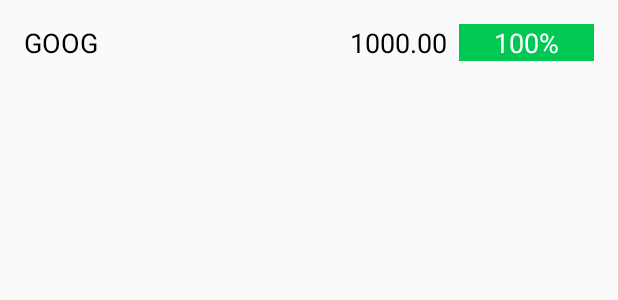
After one commit to suryachintu/StockHawk, an Android app: the layout widget_list_item.xml on its own in the app's theme, with its tools: preview values and no code run, on a phone screen of 412 x 824 dp. The commit adds this screen. Shown: the top 300 px of the screen. Run offline under Robolectric (Android 15) with nearby library versions, the phone set to English and light mode, and no system bars.

Commit message:
Add widget remove bugs while implementing widgets finished according to comment#4

```diff
--- a/app/src/main/AndroidManifest.xml
+++ b/app/src/main/AndroidManifest.xml
@@ -49,9 +49,10 @@
         </activity>
 
         <!--Widget-->
-        <receiver android:name="widget.StockAppWidgetProvider">
+        <receiver android:name=".widget.StockAppWidgetProvider">
             <intent-filter>
                 <action android:name="android.appwidget.action.APPWIDGET_UPDATE"/>
+                <action android:name="com.udacity.stockhawk.ACTION_DATA_UPDATED"/>
             </intent-filter>
             <meta-data
                 android:name="android.appwidget.provider"
--- a/app/src/main/java/com/udacity/stockhawk/ui/MainActivity.java
+++ b/app/src/main/java/com/udacity/stockhawk/ui/MainActivity.java
@@ -47,7 +47,7 @@ public class MainActivity extends AppCompatActivity implements LoaderManager.Loa
     public void onClick(String symbol) {
         Timber.d("Symbol clicked: %s", symbol);
         Intent intent = new Intent(MainActivity.this,DetailActivity.class);
-        intent.putExtra(SYMBOL_EXTRA,symbol);
+        intent.setData(Contract.Quote.makeUriForStock(symbol));
         startActivity(intent);
 
     }
--- /dev/null
+++ b/app/src/main/res/drawable/touch_selector.xml
@@ -0,0 +1,6 @@
+<?xml version="1.0" encoding="utf-8"?>
+<ripple xmlns:android="http://schemas.android.com/apk/res/android"
+    android:color="?attr/colorControlHighlight">
+    <item android:id="@android:id/mask" android:drawable="?android:colorBackground"/>
+    <item android:drawable="?android:colorBackground" />
+</ripple>
--- /dev/null
+++ b/app/src/main/res/layout/widget_list_item.xml
@@ -0,0 +1,46 @@
+<RelativeLayout xmlns:android="http://schemas.android.com/apk/res/android"
+    xmlns:tools="http://schemas.android.com/tools"
+    android:id="@+id/widget_list_item"
+    android:layout_width="match_parent"
+    android:layout_height="?android:attr/listPreferredItemHeight"
+    android:layout_margin="@dimen/default_margin">
+
+    <TextView
+        android:id="@+id/widget_symbol"
+        android:textAppearance="?android:textAppearanceMedium"
+        android:layout_width="wrap_content"
+        android:layout_height="wrap_content"
+        android:textColor="@android:color/black"
+        tools:text="GOOG" />
+
+    <LinearLayout
+        android:layout_alignParentEnd="true"
+        android:layout_width="wrap_content"
+        android:layout_height="wrap_content"
+        android:orientation="horizontal">
+
+        <TextView
+            android:id="@+id/widget_price"
+            android:textAppearance="?android:textAppearanceMedium"
+            android:layout_width="wrap_content"
+            android:layout_height="wrap_content"
+            android:gravity="end"
+            android:layout_marginEnd="@dimen/price_textview_margin"
+            android:textColor="@android:color/black"
+            tools:text="1000.00" />
+
+
+        <TextView
+            android:id="@+id/widget_change"
+            android:layout_width="@dimen/change_textview_width"
+            android:layout_height="wrap_content"
+            android:layout_gravity="end"
+            android:gravity="center"
+            android:textAppearance="?android:textAppearanceMedium"
+            android:background="@drawable/percent_change_pill_green"
+            android:textColor="@android:color/white"
+            tools:text="100%" />
+
+    </LinearLayout>
+
+</RelativeLayout>
--- a/app/src/main/res/values/arrays.xml
+++ b/app/src/main/res/values/arrays.xml
@@ -7,6 +7,7 @@
         <item>@string/default_stocks_facebook</item>
     </string-array>
 
+    <!--Used to plot based on 1W,1M,3M,6M,1Y-->
     <string-array name="sort_type">
         <item>@string/one_week_symbol</item>
         <item>@string/one_month_symbol</item>
--- a/app/src/main/res/values/dimens.xml
+++ b/app/src/main/res/values/dimens.xml
@@ -19,4 +19,5 @@
     <dimen name="widget_detail_min_resize_height">180dp</dimen>
     <dimen name="widget_detail_min_resize_width">220dp</dimen>
     <dimen name="widget_detail_default_width">250dp</dimen>
+    <dimen name="default_margin">16dp</dimen>
 </resources>
--- a/app/src/main/res/xml/stcok_app_widget_info.xml
+++ b/app/src/main/res/xml/stcok_app_widget_info.xml
@@ -7,6 +7,6 @@
     android:minResizeWidth="@dimen/widget_detail_min_resize_width"
     android:minWidth="@dimen/widget_detail_default_width"
     android:resizeMode="horizontal|vertical"
-    android:updatePeriodMillis="3600">
+    android:updatePeriodMillis="0">
 
 </appwidget-provider>
```
Also changed, not shown: app/src/main/java/com/udacity/stockhawk/ui/DetailActivity.java (+10 -6 lines), app/src/main/java/com/udacity/stockhawk/widget/StockAppWidgetProvider.java (+11 -11 lines), app/src/main/java/com/udacity/stockhawk/widget/StockWidgetRemoteViewService.java (+9 -15 lines), app/src/main/res/layout/stock_widget_layout.xml (+4 -3 lines), app/src/main/res/layout/stock_widget_list_item.xml (deleted, +0 -61 lines), app/src/main/res/values/strings.xml (+18 -4 lines).
